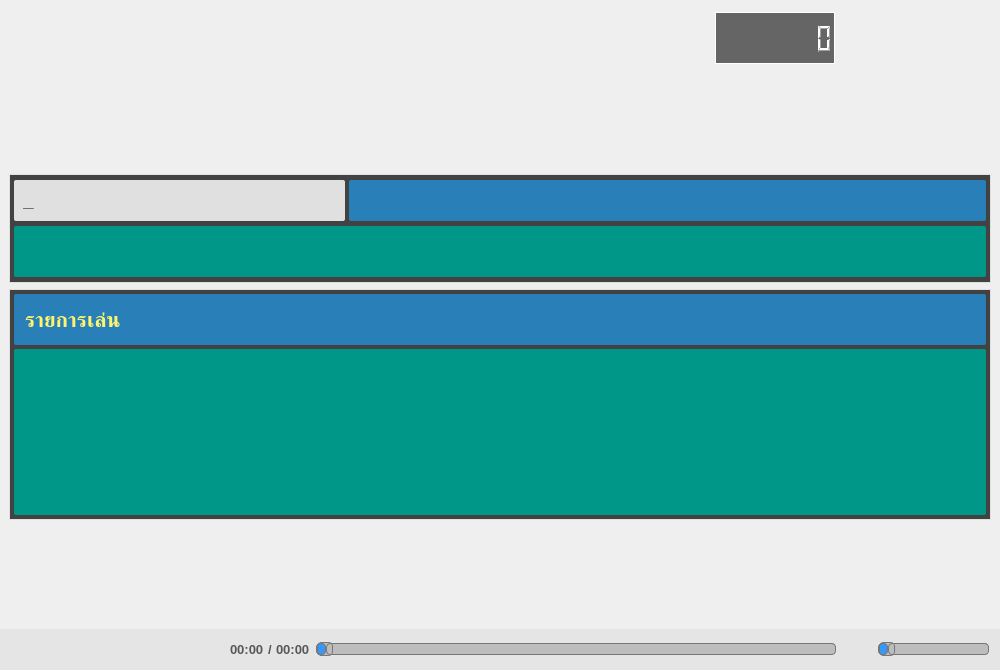
This is MainWindow.ui in pie62/HandyKaraoke as Qt 5 draws it before an edit. The edited form follows.
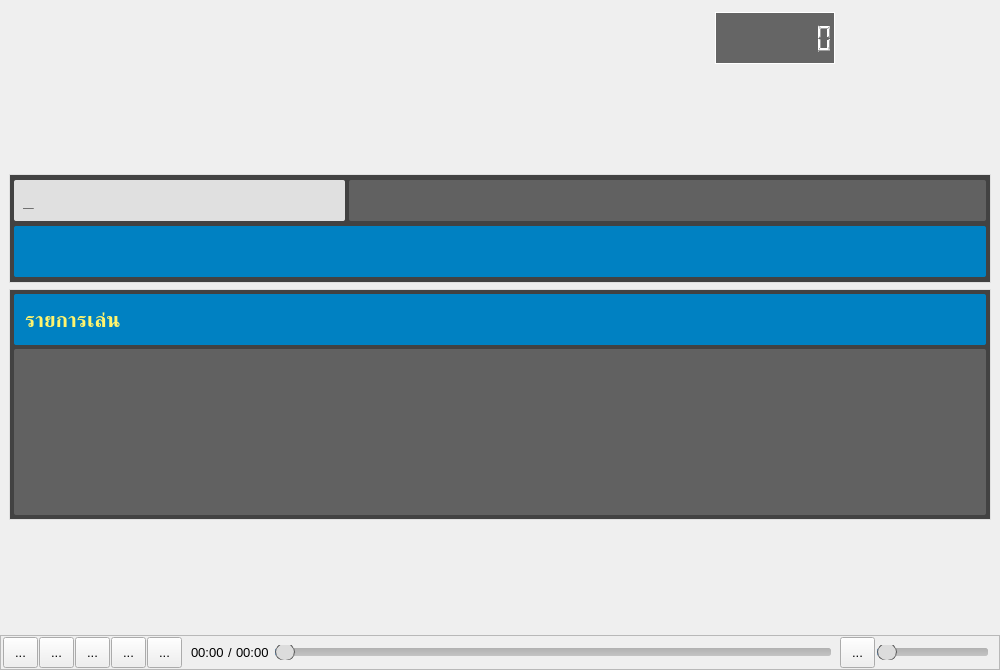
This is the edited form. Icons and pictures are not drawn. Custom widgets are drawn as their Qt base class.

Patch:
```diff
--- a/MainWindow.ui
+++ b/MainWindow.ui
@@ -114,13 +114,13 @@
              <widget class="Detail" name="detail" native="true">
               <property name="minimumSize">
                <size>
-                <width>150</width>
+                <width>160</width>
                 <height>52</height>
                </size>
               </property>
               <property name="maximumSize">
                <size>
-                <width>150</width>
+                <width>160</width>
                 <height>52</height>
                </size>
               </property>
@@ -320,10 +320,18 @@
                 </size>
                </property>
                <property name="styleSheet">
-                <string notr="true">border: none;
+                <string notr="true">/*
+border: none;
 border-radius: 2px;
 background-color: rgb(41, 128, 185);
 color: rgb(255, 244, 110);
+font: bold 14pt;
+*/
+
+border: none;
+border-radius: 2px;
+background-color: rgb(97, 97, 97);
+color: rgb(255, 244, 110);
 font: bold 14pt;</string>
                </property>
                <property name="frameShape">
@@ -375,10 +383,18 @@
               </size>
              </property>
              <property name="styleSheet">
-              <string notr="true">border: none;
+              <string notr="true">/*
+border: none;
 border-radius: 2px;
 background-color: rgb(0, 150, 136);
 color: rgb(238, 238, 238);
+font: bold 16pt;
+*/
+
+border: none;
+border-radius: 2px;
+background-color: /*#1976D2;*/rgb(0, 129, 194);
+color: rgb(238, 238, 238);
 font: bold 16pt;</string>
              </property>
              <property name="frameShape">
@@ -525,7 +541,8 @@
            <property name="styleSheet">
             <string notr="true">border: none;
 border-radius: 2px;
-background-color: rgb(41, 128, 185);
+/*background-color: rgb(41, 128, 185);*/
+background-color: /*#1976D2;*/rgb(0, 129, 194);
 color: rgb(255, 244, 110);
 font: bold 16pt;</string>
            </property>
@@ -564,11 +581,32 @@
             <enum>Qt::NoFocus</enum>
            </property>
            <property name="styleSheet">
-            <string notr="true">border: none;
+            <string notr="true">QListView {
+border: none;
 border-radius: 2px;
-background-color: rgb(0, 150, 136);
+/*background-color: rgb(0, 150, 136);*/
+background-color: rgb(97, 97, 97);
 color: rgb(238, 238, 238);
-font: bold 14pt;</string>
+font: bold 14pt;
+}
+
+QListView::item:selected {
+border: none;
+border-radius: 2px;
+/*background-color: rgb(0, 150, 136);*/
+background-color: rgb(218, 218, 218);
+color: rgb(71, 71, 71);
+font: bold 14pt;
+}
+
+QListView::item:hover {
+border: none;
+border-radius: 2px;
+/*background-color: rgb(0, 150, 136);*/
+background-color: rgb(131, 131, 131);
+color: rgb(238, 238, 238);
+font: bold 14pt;
+}</string>
            </property>
           </widget>
          </item>
@@ -622,82 +660,24 @@
       <property name="minimumSize">
        <size>
         <width>0</width>
-        <height>41</height>
+        <height>35</height>
        </size>
       </property>
       <property name="maximumSize">
        <size>
         <width>16777215</width>
-        <height>41</height>
+        <height>35</height>
        </size>
       </property>
       <property name="styleSheet">
-       <string notr="true">#frameControl {
+       <string notr="true">
+background-color: rgb(34, 40, 49);
+color: rgb(245,245,245;);
+font: bold 9pt;
 border: none;
-	background-color: rgb(229, 229, 229);
-}
+
 QToolTip {
 	color: rgb(14, 14, 14);
-}
-QLabel {
-	font: bold 10pt;
-	color: rgb(88, 88, 88);
-}
-
-QSlider::groove:horizontal {
-border: 1px solid #bbb;
-background: rgb(189, 189, 189);
-height: 10px;
-border-radius: 4px;
-}
-
-QSlider::sub-page:horizontal {
-background-color:  rgb(56, 152, 247);
-border: 1px solid #777;
-height: 10px;
-border-radius: 4px;
-}
-
-QSlider::add-page:horizontal {
-background:  rgb(189, 189, 189);
-border: 1px solid #777;
-height: 10px;
-border-radius: 4px;
-}
-
-QSlider::handle:horizontal {
-background: qlineargradient(x1:0, y1:0, x2:1, y2:1,
-    stop:0 #eee, stop:1 #ccc);
-border: 1px solid #777;
-width: 14px;
-margin-top: -2px;
-margin-bottom: -2px;
-border-radius: 4px;
-}
-
-QSlider::handle:horizontal:hover {
-background: qlineargradient(x1:0, y1:0, x2:1, y2:1,
-    stop:0 #fff, stop:1 #ddd);
-border: 1px solid #444;
-border-radius: 4px;
-}
-
-QSlider::sub-page:horizontal:disabled {
-/*background: #bbb;*/
-	background-color: rgb(173, 196, 255);
-border-color: #999;
-}
-
-QSlider::add-page:horizontal:disabled {
-/*background: #eee;*/
-	background-color: rgb(210, 210, 210);
-border-color: #999;
-}
-
-QSlider::handle:horizontal:disabled {
-background: #eee;
-border: 1px solid #aaa;
-border-radius: 4px;
 }</string>
       </property>
       <property name="frameShape">
@@ -725,192 +705,112 @@
           <number>1</number>
          </property>
          <item>
-          <widget class="QPushButton" name="btnPlay">
+          <widget class="PlaybackButton" name="btnPlay">
            <property name="minimumSize">
             <size>
-             <width>43</width>
-             <height>37</height>
+             <width>35</width>
+             <height>31</height>
             </size>
            </property>
            <property name="maximumSize">
             <size>
-             <width>43</width>
-             <height>37</height>
+             <width>35</width>
+             <height>31</height>
             </size>
            </property>
            <property name="focusPolicy">
             <enum>Qt::NoFocus</enum>
            </property>
-           <property name="toolTip">
-            <string>เล่น (F5)</string>
-           </property>
-           <property name="styleSheet">
-            <string notr="true">border: none;</string>
-           </property>
            <property name="text">
-            <string/>
+            <string>...</string>
            </property>
-           <property name="icon">
-            <iconset resource="icons.qrc">
-             <normaloff>:/Icons/play-button.png</normaloff>:/Icons/play-button.png</iconset>
-           </property>
-           <property name="iconSize">
-            <size>
-             <width>22</width>
-             <height>22</height>
-            </size>
-           </property>
           </widget>
          </item>
          <item>
-          <widget class="QPushButton" name="btnPause">
+          <widget class="PlaybackButton" name="btnPause">
            <property name="minimumSize">
             <size>
-             <width>43</width>
-             <height>37</height>
+             <width>35</width>
+             <height>31</height>
             </size>
            </property>
            <property name="maximumSize">
             <size>
-             <width>43</width>
-             <height>37</height>
+             <width>35</width>
+             <height>31</height>
             </size>
            </property>
            <property name="focusPolicy">
             <enum>Qt::NoFocus</enum>
            </property>
-           <property name="toolTip">
-            <string>หยุดชั่วคราว (F6)</string>
-           </property>
-           <property name="styleSheet">
-            <string notr="true">border: none;</string>
-           </property>
            <property name="text">
-            <string/>
+            <string>...</string>
            </property>
-           <property name="icon">
-            <iconset resource="icons.qrc">
-             <normaloff>:/Icons/pause-button.png</normaloff>:/Icons/pause-button.png</iconset>
-           </property>
-           <property name="iconSize">
-            <size>
-             <width>22</width>
-             <height>22</height>
-            </size>
-           </property>
           </widget>
          </item>
          <item>
-          <widget class="QPushButton" name="btnStop">
+          <widget class="PlaybackButton" name="btnStop">
            <property name="minimumSize">
             <size>
-             <width>43</width>
-             <height>37</height>
+             <width>35</width>
+             <height>31</height>
             </size>
            </property>
            <property name="maximumSize">
             <size>
-             <width>43</width>
-             <height>37</height>
+             <width>35</width>
+             <height>31</height>
             </size>
            </property>
            <property name="focusPolicy">
             <enum>Qt::NoFocus</enum>
            </property>
-           <property name="toolTip">
-            <string>หยุด (F7)</string>
-           </property>
-           <property name="styleSheet">
-            <string notr="true">border: none;</string>
-           </property>
            <property name="text">
-            <string/>
+            <string>...</string>
            </property>
-           <property name="icon">
-            <iconset resource="icons.qrc">
-             <normaloff>:/Icons/video-player-stop-button.png</normaloff>:/Icons/video-player-stop-button.png</iconset>
-           </property>
-           <property name="iconSize">
-            <size>
-             <width>22</width>
-             <height>22</height>
-            </size>
-           </property>
           </widget>
          </item>
          <item>
-          <widget class="QPushButton" name="btnPrevious">
+          <widget class="PlaybackButton" name="btnPrevious">
            <property name="minimumSize">
             <size>
-             <width>43</width>
-             <height>37</height>
+             <width>35</width>
+             <height>31</height>
             </size>
            </property>
            <property name="maximumSize">
             <size>
-             <width>43</width>
-             <height>37</height>
+             <width>35</width>
+             <height>31</height>
             </size>
            </property>
            <property name="focusPolicy">
             <enum>Qt::NoFocus</enum>
            </property>
-           <property name="toolTip">
-            <string>เพลงก่อนหน้า (F8)</string>
-           </property>
-           <property name="styleSheet">
-            <string notr="true">border: none;</string>
-           </property>
            <property name="text">
-            <string/>
+            <string>...</string>
            </property>
-           <property name="icon">
-            <iconset resource="icons.qrc">
-             <normaloff>:/Icons/previous-track.png</normaloff>:/Icons/previous-track.png</iconset>
-           </property>
-           <property name="iconSize">
-            <size>
-             <width>22</width>
-             <height>22</height>
-            </size>
-           </property>
           </widget>
          </item>
          <item>
-          <widget class="QPushButton" name="btnNext">
+          <widget class="PlaybackButton" name="btnNext">
            <property name="minimumSize">
             <size>
-             <width>43</width>
-             <height>37</height>
+             <width>35</width>
+             <height>31</height>
             </size>
            </property>
            <property name="maximumSize">
             <size>
-             <width>43</width>
-             <height>37</height>
+             <width>35</width>
+             <height>31</height>
             </size>
            </property>
            <property name="focusPolicy">
             <enum>Qt::NoFocus</enum>
            </property>
-           <property name="toolTip">
-            <string>เพลงถัดไป (F9)</string>
-           </property>
-           <property name="styleSheet">
-            <string notr="true">border: none;</string>
-           </property>
            <property name="text">
-            <string/>
-           </property>
-           <property name="icon">
-            <iconset resource="icons.qrc">
-             <normaloff>:/Icons/next-track-button.png</normaloff>:/Icons/next-track-button.png</iconset>
-           </property>
-           <property name="iconSize">
-            <size>
-             <width>22</width>
-             <height>22</height>
-            </size>
+            <string>...</string>
            </property>
           </widget>
          </item>
@@ -951,6 +851,38 @@
            <property name="focusPolicy">
             <enum>Qt::NoFocus</enum>
            </property>
+           <property name="styleSheet">
+            <string notr="true">
+QSlider::groove:horizontal {
+    /*border: 1px solid #999999;*/
+    height: 8px; /* the groove expands to the size of the slider by default. by 		  giving it a height, it has a fixed size */
+    background: qlineargradient(x1:0, y1:0, x2:0, y2:1, stop:0 #B1B1B1, stop:     1 #c4c4c4);
+    margin: 2px 0;
+	border-radius: 3px;
+}
+
+QSlider::handle:horizontal {
+    background: rgb(220,220,220);
+    border: 1px solid #5c5c5c;
+    width: 18px;
+    margin: -5px 0; /* handle is placed by default on the contents rect of the groove. Expand outside the groove */
+    border-radius: 9px;
+}
+
+QSlider::add-page:horizontal {
+     height: 8px; /* the groove expands to the size of the slider by default. by 		  giving it a height, it has a fixed size */
+    background: qlineargradient(x1:0, y1:0, x2:0, y2:1, stop:0 #B1B1B1, stop:     1 #c4c4c4);
+    margin: 2px 0;
+	border-radius: 3px;
+}
+
+QSlider::sub-page:horizontal {
+     height: 8px; /* the groove expands to the size of the slider by default. by 		  giving it a height, it has a fixed size */
+    background: #1e90ff;
+    margin: 2px 0;
+	border-radius: 3px;
+}</string>
+           </property>
            <property name="maximum">
             <number>100</number>
            </property>
@@ -970,37 +902,24 @@
           <number>2</number>
          </property>
          <item>
-          <widget class="QPushButton" name="btnVolumeMute">
+          <widget class="PlaybackButton" name="btnVolumeMute">
            <property name="minimumSize">
             <size>
-             <width>31</width>
+             <width>35</width>
              <height>31</height>
             </size>
            </property>
            <property name="maximumSize">
             <size>
-             <width>31</width>
+             <width>35</width>
              <height>31</height>
             </size>
            </property>
            <property name="focusPolicy">
             <enum>Qt::NoFocus</enum>
            </property>
-           <property name="styleSheet">
-            <string notr="true">border: none;</string>
-           </property>
            <property name="text">
-            <string/>
-           </property>
-           <property name="icon">
-            <iconset resource="icons.qrc">
-             <normaloff>:/Icons/volume-up-interface-symbol.png</normaloff>:/Icons/volume-up-interface-symbol.png</iconset>
-           </property>
-           <property name="iconSize">
-            <size>
-             <width>20</width>
-             <height>20</height>
-            </size>
+            <string>...</string>
            </property>
           </widget>
          </item>
@@ -1027,6 +946,38 @@
            <property name="focusPolicy">
             <enum>Qt::NoFocus</enum>
            </property>
+           <property name="styleSheet">
+            <string notr="true">
+QSlider::groove:horizontal {
+    /*border: 1px solid #999999;*/
+    height: 8px; /* the groove expands to the size of the slider by default. by 		  giving it a height, it has a fixed size */
+    background: qlineargradient(x1:0, y1:0, x2:0, y2:1, stop:0 #B1B1B1, stop:     1 #c4c4c4);
+    margin: 2px 0;
+	border-radius: 3px;
+}
+
+QSlider::handle:horizontal {
+    background: rgb(220,220,220);
+    border: 1px solid #5c5c5c;
+    width: 18px;
+    margin: -5px 0; /* handle is placed by default on the contents rect of the groove. Expand outside the groove */
+    border-radius: 9px;
+}
+
+QSlider::add-page:horizontal {
+     height: 8px; /* the groove expands to the size of the slider by default. by 		  giving it a height, it has a fixed size */
+    background: qlineargradient(x1:0, y1:0, x2:0, y2:1, stop:0 #B1B1B1, stop:     1 #c4c4c4);
+    margin: 2px 0;
+	border-radius: 3px;
+}
+
+QSlider::sub-page:horizontal {
+     height: 8px; /* the groove expands to the size of the slider by default. by 		  giving it a height, it has a fixed size */
+    background: #1e90ff;
+    margin: 2px 0;
+	border-radius: 3px;
+}</string>
+           </property>
            <property name="maximum">
             <number>100</number>
            </property>
@@ -1072,6 +1023,11 @@
    <header>Detail.h</header>
    <container>1</container>
   </customwidget>
+  <customwidget>
+   <class>PlaybackButton</class>
+   <extends>QToolButton</extends>
+   <header>PlaybackButton.h</header>
+  </customwidget>
  </customwidgets>
  <resources>
   <include location="icons.qrc"/>
```
Left out of the diff: 4 changed lines with no effect on the pictures.
